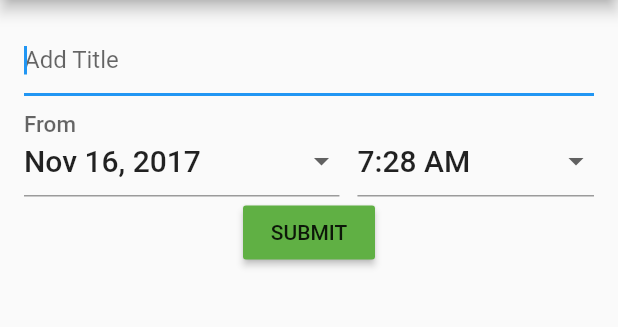
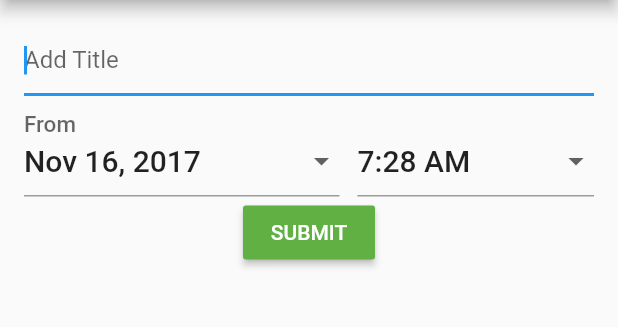
Before and after one commit to vemarav/flutter_todo_app, a Flutter app: the TodoFormState screen opened by its route, on a phone screen of 412 x 824 dp, the part 84-411 px from its top. Run offline on Flutter 3.47's test engine with Material 2 defaults, Android fonts, the phone set to English and light mode, and no system bars; our stand-ins replace sqflite; accounts and stored records are empty.

Commit message:
list view colors changed

```diff
--- a/lib/main.dart
+++ b/lib/main.dart
@@ -155,7 +155,7 @@ class TodoListView extends StatelessWidget {
 
   @override
   Widget build(BuildContext context) {
-    var colors = [100,200,300,400,500,600,700,800,900];
+    var colors = [100,200,300,400,500,600,700];
     var random = new Random();
     return  new Container(
       padding: const EdgeInsets.all(16.0),
@@ -182,13 +182,6 @@ class TodoForm extends State<TodoFormState> {
   new TextEditingController();
   DateTime _fromDate = new DateTime.now();
   TimeOfDay _fromTime = const TimeOfDay(hour: 7, minute: 28);
-  DateTime _toDate = new DateTime.now();
-  TimeOfDay _toTime = const TimeOfDay(hour: 7, minute: 28);
-  final List<String> _allActivities = <String>[
-    'hiking', 'swimming', 'boating', 'fishing'
-  ];
-  String _activity = 'fishing';
-
   static String routeName = "form";
 
   BuildContext _context;
@@ -227,7 +220,12 @@ class TodoForm extends State<TodoFormState> {
             ),
             new MaterialButton(
               color: Theme.of(context).accentColor,
-                child: new Text("SUBMIT"),
+                child: new Text(
+                    "SUBMIT",
+                    style: new TextStyle(
+                        color: Colors.white
+                    )
+                ),
                 onPressed: _submitForm
             )
           ],
```
